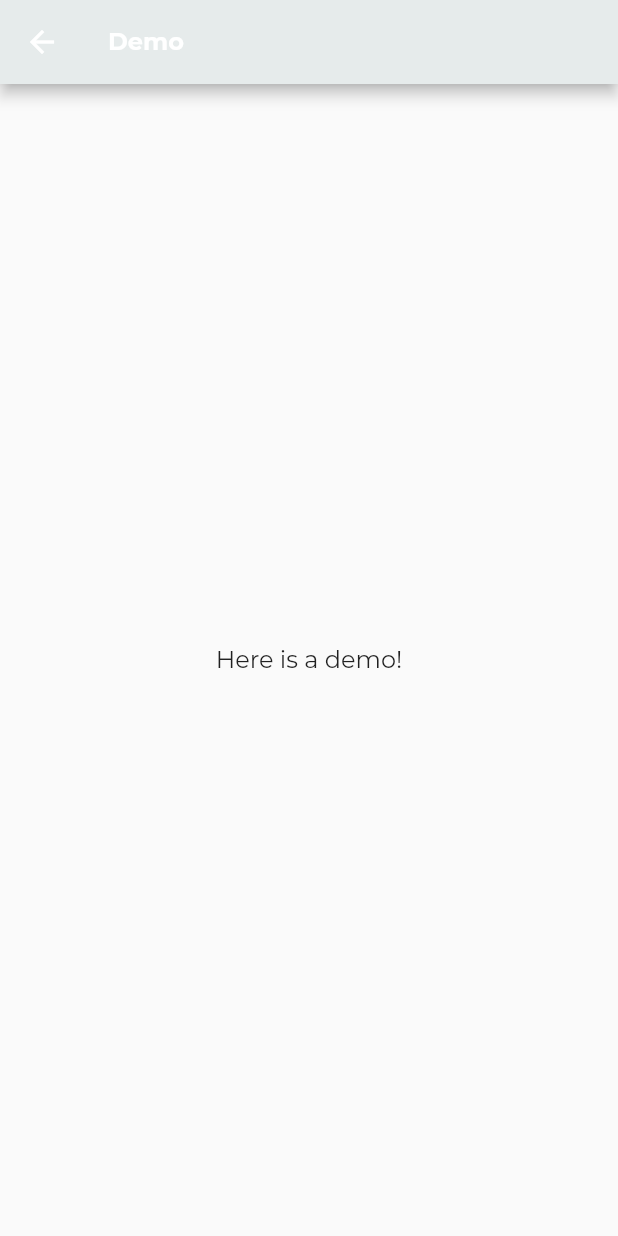
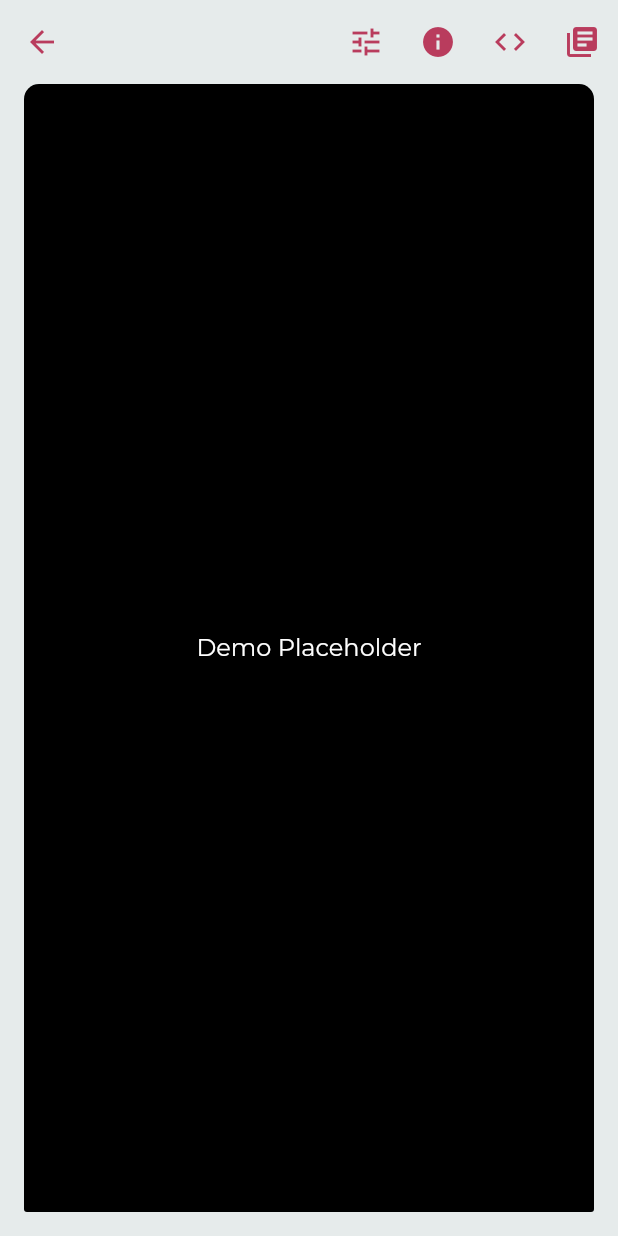
Before and after one commit to material-components/material-components-flutter-gallery, a Flutter app: the screen it shows after launch, after a tap on "MATERIAL", on a phone screen of 412 x 824 dp. Run offline on Flutter 3.47's test engine with Material 2 defaults, Android fonts, the phone set to English and light mode, and no system bars.

Commit message:
Create basic layout for demo page (#62)

```diff
--- a/gallery/lib/demo.dart
+++ b/gallery/lib/demo.dart
@@ -5,10 +5,44 @@ class DemoPage extends StatelessWidget {
   Widget build(BuildContext context) {
     return Scaffold(
       appBar: AppBar(
-        title: Text('Demo'),
+        actions: [
+          IconButton(
+            icon: Icon(Icons.tune),
+            onPressed: () {},
+          ),
+          IconButton(
+            icon: Icon(Icons.info),
+            onPressed: () {},
+          ),
+          IconButton(
+            icon: Icon(Icons.code),
+            onPressed: () {},
+          ),
+          IconButton(
+            icon: Icon(Icons.library_books),
+            onPressed: () {},
+          ),
+        ],
       ),
-      body: Center(
-        child: Text('Here is a demo!'),
+      body: SafeArea(
+        child: Container(
+          margin: const EdgeInsets.only(left: 16.0, right: 16.0, bottom: 16.0),
+          decoration: BoxDecoration(
+            color: Colors.black,
+            borderRadius: BorderRadius.vertical(
+              top: Radius.circular(10.0),
+              bottom: Radius.circular(2.0),
+            ),
+          ),
+          child: Center(
+            child: Text(
+              'Demo Placeholder',
+              style: Theme.of(context).textTheme.body1.apply(
+                    color: Colors.white,
+                  ),
+            ),
+          ),
+        ),
       ),
     );
   }
--- a/gallery/lib/home.dart
+++ b/gallery/lib/home.dart
@@ -3,6 +3,7 @@ import 'package:flutter/material.dart';
 import 'demo.dart';
 import 'settings.dart';
 import 'splash.dart';
+import 'study_placeholder.dart';
 
 class HomePage extends StatelessWidget {
   @override
@@ -79,7 +80,7 @@ class CarouselCard extends StatelessWidget {
         onTap: () {
           Navigator.of(context).push<void>(
             MaterialPageRoute(
-              builder: (context) => DemoPage(),
+              builder: (context) => StudyPlaceholderPage(),
             ),
           );
         },
--- /dev/null
+++ b/gallery/lib/study_placeholder.dart
@@ -0,0 +1,16 @@
+import 'package:flutter/material.dart';
+
+/// This is only used temporarily until we merge the Material Studies in.
+class StudyPlaceholderPage extends StatelessWidget {
+  @override
+  Widget build(BuildContext context) {
+    return Scaffold(
+      appBar: AppBar(
+        title: Text('Study Placeholder'),
+      ),
+      body: Center(
+        child: Text('Temporary until we merge the Material Studies in.'),
+      ),
+    );
+  }
+}
--- a/gallery/lib/theme_data.dart
+++ b/gallery/lib/theme_data.dart
@@ -5,23 +5,23 @@ class GalleryThemeData {
   static const _lightFillColor = Colors.black;
   static const _darkFillColor = Colors.white;
 
-  static ThemeData lightThemeData = ThemeData(
-    colorScheme: _lightColorScheme,
-    textTheme: _textTheme,
-    appBarTheme: AppBarTheme(
+  static ThemeData lightThemeData = themeData(_lightColorScheme);
+  static ThemeData darkThemeData = themeData(_darkColorScheme);
+
+  static ThemeData themeData(ColorScheme colorScheme) {
+    return ThemeData(
+      colorScheme: colorScheme,
       textTheme: _textTheme,
-      color: _lightColorScheme.background,
-    ),
-  );
-
-  static ThemeData darkThemeData = ThemeData(
-    colorScheme: _darkColorScheme,
-    textTheme: _textTheme,
-    appBarTheme: AppBarTheme(
-      textTheme: _textTheme,
-      color: _darkColorScheme.background,
-    ),
-  );
+      appBarTheme: AppBarTheme(
+        textTheme: _textTheme,
+        color: colorScheme.background,
+        elevation: 0,
+        iconTheme: IconThemeData(color: colorScheme.primary),
+        brightness: colorScheme.brightness,
+      ),
+      canvasColor: colorScheme.background,
+    );
+  }
 
   static ColorScheme _lightColorScheme = ColorScheme(
     primary: Color(0xFFB93C5D),
```
